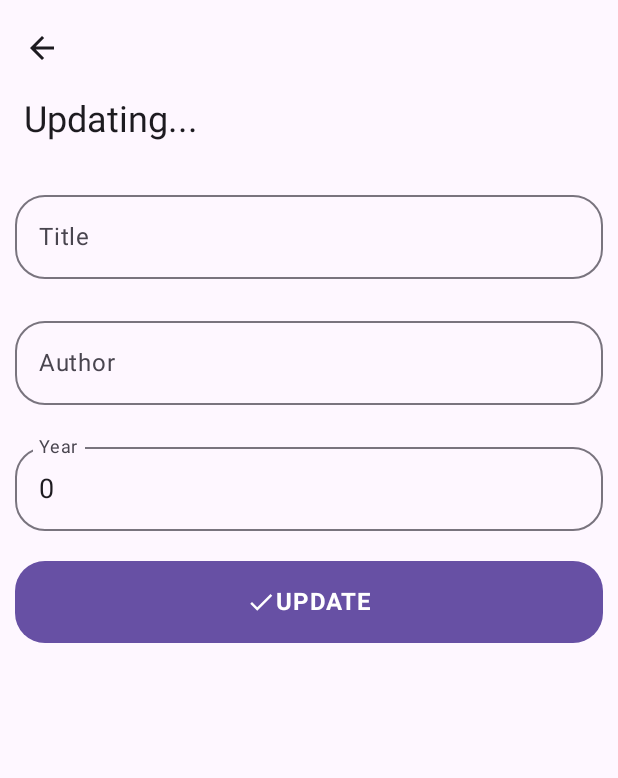
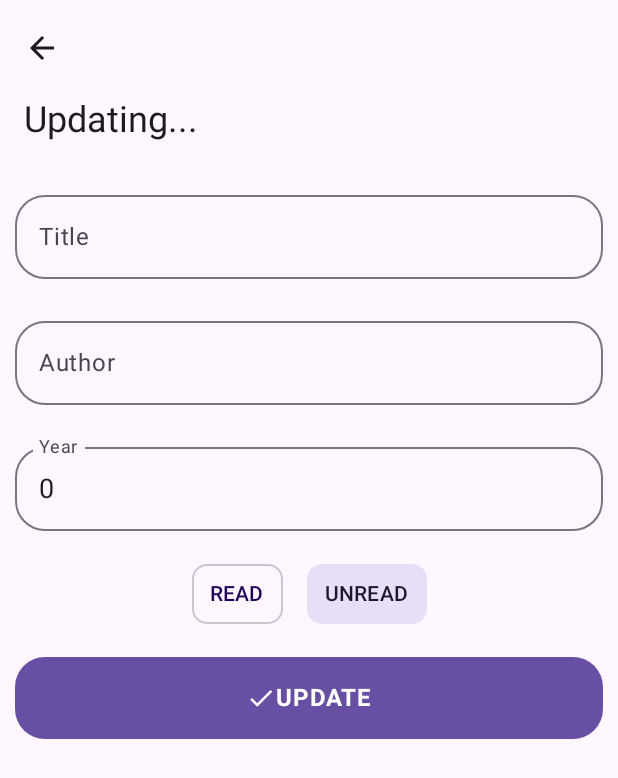
Before and after one commit to mukund-yedunuthala/BooksCompanionApp, an Android app built with Jetpack Compose: the composable EditScreen called with empty values, on a phone screen of 412 x 824 dp. Shown: the top 778 px of the screen. Run offline under Robolectric (Android 15) with nearby library versions, the phone set to English and light mode, and no system bars; our stand-ins replace Dagger/Hilt's generated code, Room's generated code.

Commit message:
fix update screen status logic
- rework it to buttons instead of radio buttons

```diff
--- a/app/src/main/java/com/mukund/bookcompanion/ui/edit/components/UpdateContent.kt
+++ b/app/src/main/java/com/mukund/bookcompanion/ui/edit/components/UpdateContent.kt
@@ -8,6 +8,7 @@ import androidx.compose.material.icons.filled.Done
 import androidx.compose.material3.*
 import androidx.compose.runtime.*
 import androidx.compose.runtime.saveable.rememberSaveable
+import androidx.compose.ui.Alignment
 import androidx.compose.ui.Modifier
 import androidx.compose.ui.text.font.FontWeight
 import androidx.compose.ui.text.input.KeyboardType
@@ -29,8 +30,17 @@ fun UpdateContent(
     updateStatus: (String) -> Unit
 ) {
     var yearString by rememberSaveable { mutableStateOf("") }
+    var category by rememberSaveable { mutableStateOf("") }
     yearString = book.year.toString()
+    category = book.status
 
+    val readState = remember { mutableStateOf(false) }
+    val unreadState = remember { mutableStateOf(false) }
+
+    if (category == "Read") {
+        readState.value = true
+    }
+    else { unreadState.value = true }
     LazyColumn(
         modifier = Modifier
             .fillMaxSize()
@@ -72,10 +82,10 @@ fun UpdateContent(
                 },
                 keyboardType = KeyboardType.Number
             )
-
+            EditScreenButtonRow(updateStatus, readState, unreadState)
             Button(
                 onClick = {
-                    updateBook(book)
+                    updateBook(book.copy(status = category))
                     backPress.invoke()
                 },
                 modifier = Modifier
@@ -102,3 +112,78 @@ fun UpdateContent(
         }
     }
 }
+
+@Composable
+fun EditScreenButtonRow(updateStatus: (String) -> Unit, readState: MutableState<Boolean>, unreadState: MutableState<Boolean>) {
+    Row(
+        modifier = Modifier
+            .fillMaxWidth(),
+        horizontalArrangement = Arrangement.Center,
+        verticalAlignment = Alignment.CenterVertically
+    ) {
+        if (readState.value) {
+            EditFilledButton(
+                text = "Read",
+                onClick = {}
+            )
+            EditOutlinedButton(
+                text = "Unread",
+                onClick = {
+                    updateStatus("Unread")
+                    unreadState.value = !unreadState.value
+                    readState.value = !readState.value
+                }
+            )
+        }
+        else {
+            EditOutlinedButton(
+                text = "Read",
+                onClick = {
+                    updateStatus("Read")
+                    readState.value = !readState.value
+                    unreadState.value = !unreadState.value
+                }
+            )
+            EditFilledButton(
+                text = "Unread",
+                onClick = {}
+            )
+        }
+    }
+}
+
+@Composable
+fun EditFilledButton(text: String, onClick: () -> Unit) {
+    FilledTonalButton(
+        onClick = onClick,
+        modifier = Modifier
+            .wrapContentWidth()
+            .padding(8.dp),
+        shape = RoundedCornerShape(10.dp),
+        colors = ButtonDefaults.filledTonalButtonColors(),
+        contentPadding = ButtonDefaults.TextButtonContentPadding
+    ) {
+        Text(
+            text = text.uppercase(),
+            style = MaterialTheme.typography.labelLarge,
+        )
+    }
+}
+
+@Composable
+fun EditOutlinedButton(text: String, onClick: () -> Unit) {
+    OutlinedButton(
+        onClick = onClick,
+        modifier = Modifier
+            .padding(8.dp),
+        shape = RoundedCornerShape(10.dp),
+        colors = ButtonDefaults.outlinedButtonColors(),
+        contentPadding = ButtonDefaults.TextButtonContentPadding
+    ) {
+        Text(
+            text = text.uppercase(),
+            style = MaterialTheme.typography.labelLarge,
+            color = MaterialTheme.colorScheme.onPrimaryContainer
+        )
+    }
+}
```
